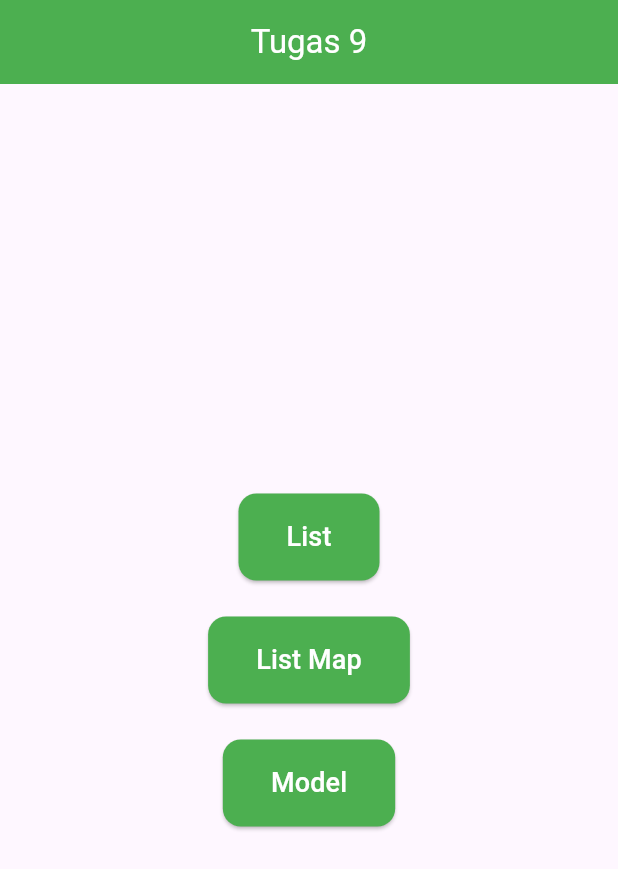
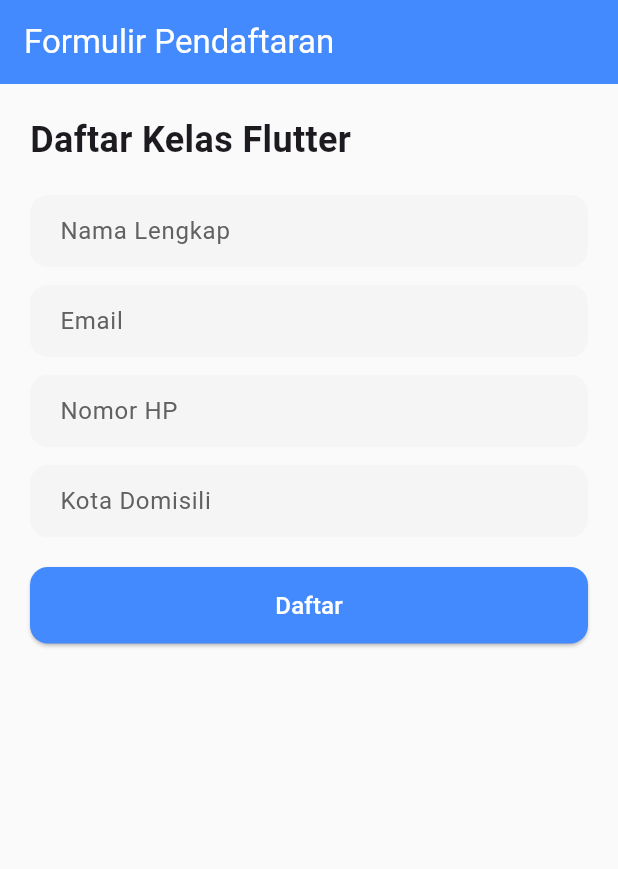
Before and after one commit to AliRosi/task-flutter-ppkdb2, a Flutter app: the screen it shows after launch, on a phone screen of 412 x 824 dp. Shown: the top 869 px of the screen. Run offline on Flutter 3.47's test engine with Material 3 defaults, Android fonts, the phone set to English and light mode, and no system bars; Roboto replaces fonts that are missing (Arimo).

Commit message:
up tugas 10

```diff
--- a/lib/main.dart
+++ b/lib/main.dart
@@ -1,5 +1,5 @@
 import 'package:flutter/material.dart';
-import 'package:tugas1_flutter/tugas9_flutter/tugas9.dart';
+import 'package:tugas1_flutter/tugas10_flutter/form_page.dart';
 
 void main() {
   runApp(const MyApp());
@@ -32,7 +32,7 @@
         fontFamily: 'Arimo',
         colorScheme: ColorScheme.fromSeed(seedColor: Colors.deepPurple),
       ),
-      home: const TugasSembilan(),
+      home: const FormPage(),
       // initialRoute: '/',
       // routes: {
       //   '/': (context) => const Splash(),
--- /dev/null
+++ b/lib/tugas10_flutter/form_page.dart
@@ -0,0 +1,148 @@
+import 'package:flutter/material.dart';
+import 'package:tugas1_flutter/tugas10_flutter/widgets/alert_dialog.dart';
+import 'confirmation_page.dart';
+
+class FormPage extends StatefulWidget {
+  const FormPage({super.key});
+
+  @override
+  State<FormPage> createState() => _FormPageState();
+}
+
+class _FormPageState extends State<FormPage> {
+  final _formKey = GlobalKey<FormState>();
+  final _namaController = TextEditingController();
+  final _emailController = TextEditingController();
+  final _hpController = TextEditingController();
+  final _kotaController = TextEditingController();
+
+  void _submitForm() {
+    if (_formKey.currentState!.validate()) {
+      showDialog(
+        context: context,
+        builder:
+            (_) => AlertDialogSummary(
+              nama: _namaController.text,
+              email: _emailController.text,
+              hp: _hpController.text,
+              kota: _kotaController.text,
+              onLanjut: () {
+                Navigator.push(
+                  context,
+                  MaterialPageRoute(
+                    builder:
+                        (_) => ConfirmationPage(
+                          nama: _namaController.text,
+                          kota: _kotaController.text,
+                        ),
+                  ),
+                );
+              },
+            ),
+      );
+    }
+  }
+
+  @override
+  void dispose() {
+    _namaController.dispose();
+    _emailController.dispose();
+    _hpController.dispose();
+    _kotaController.dispose();
+    super.dispose();
+  }
+
+  InputDecoration _inputStyle(String label) {
+    return InputDecoration(
+      labelText: label,
+      labelStyle: TextStyle(color: Colors.grey[700]),
+      filled: true,
+      fillColor: Colors.grey[100],
+      contentPadding: EdgeInsets.symmetric(horizontal: 16, vertical: 12),
+      border: OutlineInputBorder(
+        borderRadius: BorderRadius.circular(12),
+        borderSide: BorderSide.none,
+      ),
+    );
+  }
+
+  @override
+  Widget build(BuildContext context) {
+    return Scaffold(
+      backgroundColor: Colors.grey[50],
+      appBar: AppBar(
+        title: Text(
+          'Formulir Pendaftaran',
+          style: TextStyle(color: Colors.white),
+        ),
+        backgroundColor: Colors.blueAccent,
+      ),
+      body: Padding(
+        padding: EdgeInsets.all(20),
+        child: Form(
+          key: _formKey,
+          child: ListView(
+            children: [
+              Text(
+                'Daftar Kelas Flutter',
+                style: TextStyle(fontSize: 24, fontWeight: FontWeight.bold),
+              ),
+              SizedBox(height: 20),
+              TextFormField(
+                controller: _namaController,
+                decoration: _inputStyle('Nama Lengkap'),
+                validator:
+                    (value) => value!.isEmpty ? 'Nama wajib diisi' : null,
+              ),
+              SizedBox(height: 12),
+              TextFormField(
+                keyboardType: TextInputType.emailAddress,
+                controller: _emailController,
+                decoration: _inputStyle('Email'),
+                validator: (value) {
+                  if (value == null || value.isEmpty) {
+                    return 'Email wajib diisi';
+                  } else if (!value.contains('@')) {
+                    return 'Email tidak valid';
+                  }
+                  return null;
+                },
+              ),
+              SizedBox(height: 12),
+              TextFormField(
+                controller: _hpController,
+                decoration: _inputStyle('Nomor HP'),
+                keyboardType: TextInputType.phone,
+              ),
+              SizedBox(height: 12),
+              TextFormField(
+                controller: _kotaController,
+                decoration: _inputStyle('Kota Domisili'),
+                validator:
+                    (value) => value!.isEmpty ? 'Kota wajib diisi' : null,
+              ),
+              SizedBox(height: 20),
+              SizedBox(
+                width: double.infinity,
+                child: ElevatedButton(
+                  onPressed: _submitForm,
+                  style: ElevatedButton.styleFrom(
+                    padding: EdgeInsets.symmetric(vertical: 14),
+                    shape: RoundedRectangleBorder(
+                      borderRadius: BorderRadius.circular(12),
+                    ),
+                    backgroundColor: Colors.blueAccent,
+                  ),
+                  child: Text(
+                    'Daftar',
+                    style: TextStyle(fontSize: 16, color: Colors.white),
+                  ),
+                ),
+              ),
+            ],
+          ),
+        ),
+      ),
+    );
+  }
+}
```
Also changed, not shown: lib/tugas10_flutter/confirmation_page.dart (added, +33 -0 lines), lib/tugas10_flutter/widgets/alert_dialog.dart (added, +58 -0 lines).
